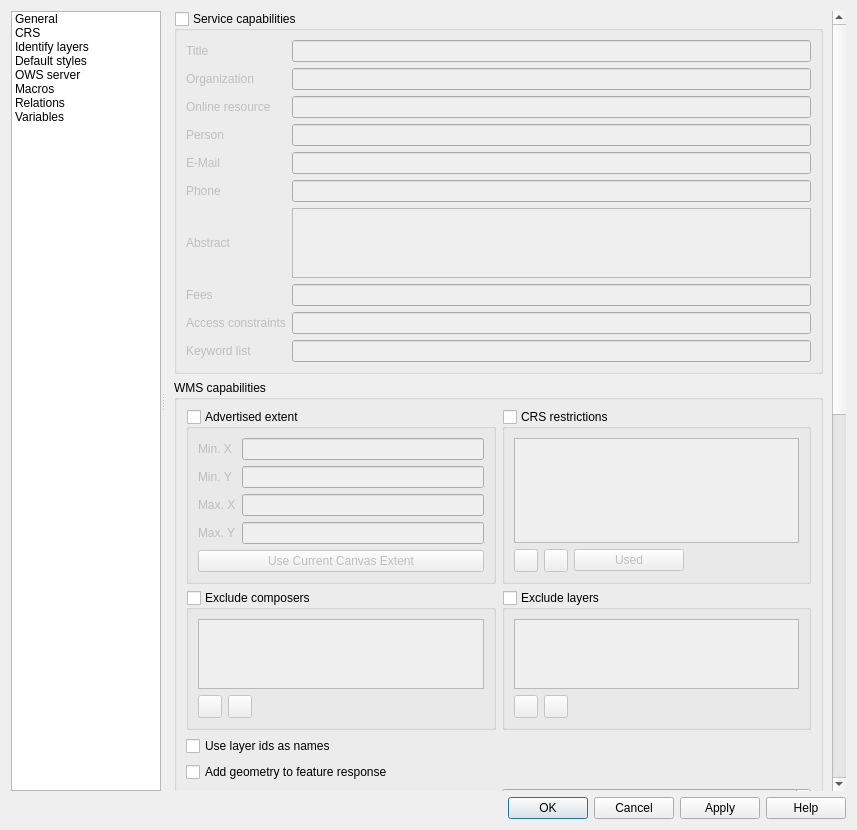
Before: the Qt Designer form src/ui/qgsprojectpropertiesbase.ui in qgis/QGIS, drawn with Qt 5.
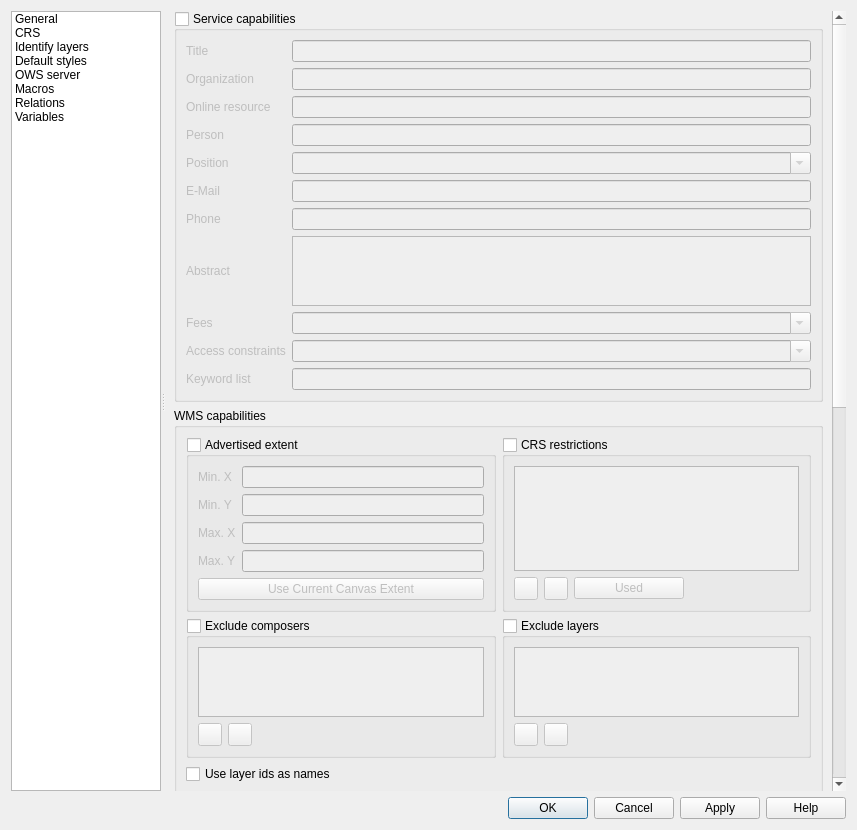
After: the same form once the commit is applied. The open tabs and pages were chosen to show the change. Icons and pictures are not drawn. Custom widgets are drawn as their Qt base class.

Patch:
```diff
--- a/src/ui/qgsprojectpropertiesbase.ui
+++ b/src/ui/qgsprojectpropertiesbase.ui
@@ -1449,12 +1449,6 @@
                   <string notr="true">projowsserver</string>
                  </property>
                  <layout class="QGridLayout" name="gridLayout_6">
-                  <item row="7" column="1">
-                   <widget class="QLineEdit" name="mWMSFees"/>
-                  </item>
-                  <item row="8" column="1">
-                   <widget class="QLineEdit" name="mWMSAccessConstraints"/>
-                  </item>
                   <item row="0" column="0">
                    <widget class="QLabel" name="label_10">
                     <property name="text">
@@ -1485,13 +1479,13 @@
                     </property>
                    </widget>
                   </item>
-                  <item row="4" column="1">
+                  <item row="5" column="1">
                    <widget class="QLineEdit" name="mWMSContactMail"/>
                   </item>
                   <item row="3" column="1">
                    <widget class="QLineEdit" name="mWMSContactPerson"/>
                   </item>
-                  <item row="4" column="0">
+                  <item row="5" column="0">
                    <widget class="QLabel" name="label_13">
                     <property name="text">
                      <string>E-Mail</string>
@@ -1501,7 +1495,7 @@
                   <item row="1" column="1">
                    <widget class="QLineEdit" name="mWMSContactOrganization"/>
                   </item>
-                  <item row="5" column="0">
+                  <item row="6" column="0">
                    <widget class="QLabel" name="label_12">
                     <property name="text">
                      <string>Phone</string>
@@ -1514,7 +1508,7 @@
                   <item row="0" column="1">
                    <widget class="QLineEdit" name="mWMSTitle"/>
                   </item>
-                  <item row="6" column="0">
+                  <item row="7" column="0">
                    <widget class="QLabel" name="label_15">
                     <property name="text">
                      <string>Abstract</string>
@@ -1524,20 +1518,20 @@
                     </property>
                    </widget>
                   </item>
-                  <item row="5" column="1">
-                   <widget class="QLineEdit" name="mWMSContactPhone"/>
-                  </item>
                   <item row="6" column="1">
+                   <widget class="QLineEdit" name="mWMSContactPhone"/>
+                  </item>
+                  <item row="7" column="1">
                    <widget class="QTextEdit" name="mWMSAbstract"/>
                   </item>
-                  <item row="9" column="0">
+                  <item row="10" column="0">
                    <widget class="QLabel" name="mWMSKeywordListLabel">
                     <property name="text">
                      <string>Keyword list</string>
                     </property>
                    </widget>
                   </item>
-                  <item row="9" column="1">
+                  <item row="10" column="1">
                    <widget class="QLineEdit" name="mWMSKeywordList"/>
                   </item>
                   <item row="1" column="0">
@@ -1550,20 +1544,48 @@
                     </property>
                    </widget>
                   </item>
-                  <item row="8" column="0">
+                  <item row="9" column="0">
                    <widget class="QLabel" name="mWMSAccessConstraintsLabel">
                     <property name="text">
                      <string>Access constraints</string>
                     </property>
                    </widget>
                   </item>
-                  <item row="7" column="0">
+                  <item row="8" column="0">
                    <widget class="QLabel" name="mWMSFeesLabel">
                     <property name="text">
                      <string>Fees</string>
                     </property>
                    </widget>
                   </item>
+                  <item row="8" column="1">
+                   <widget class="QComboBox" name="mWMSFeesCb">
+                    <property name="editable">
+                     <bool>true</bool>
+                    </property>
+                   </widget>
+                  </item>
+                  <item row="9" column="1">
+                   <widget class="QComboBox" name="mWMSAccessConstraintsCb">
+                    <property name="editable">
+                     <bool>true</bool>
+                    </property>
+                   </widget>
+                  </item>
+                  <item row="4" column="0">
+                   <widget class="QLabel" name="label_20">
+                    <property name="text">
+                     <string>Position</string>
+                    </property>
+                   </widget>
+                  </item>
+                  <item row="4" column="1">
+                   <widget class="QComboBox" name="mWMSContactPositionCb">
+                    <property name="editable">
+                     <bool>true</bool>
+                    </property>
+                   </widget>
+                  </item>
                  </layout>
                 </widget>
                </item>
```
Left out of the diff: 5 changed lines with no effect on the pictures.
